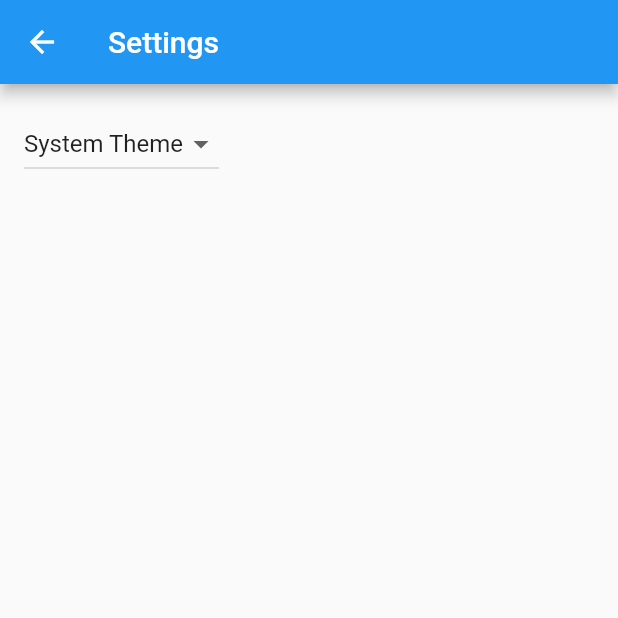
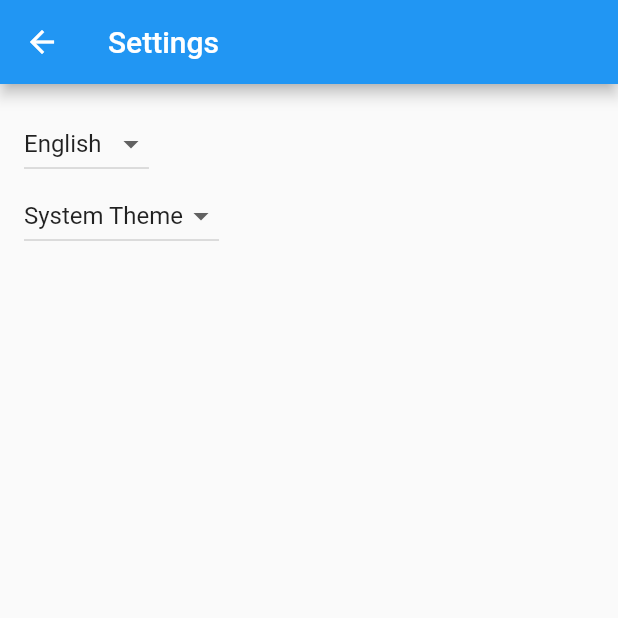
Before and after one commit to KotonoSora/food-sora, a Flutter app: the screen it shows after launch, after a tap on the "settings" icon, on a phone screen of 412 x 824 dp, the top half of it. Run offline on Flutter 3.47's test engine with Material 2 defaults, Android fonts, the phone set to English and light mode, and no system bars.

```diff
--- a/l10n.yaml
+++ /dev/null
@@ -1,3 +0,0 @@
-arb-dir: lib/src/localization
-template-arb-file: app_en.arb
-output-localization-file: app_localizations.dart
--- /dev/null
+++ b/lib/l10n/intl_en_US.arb
@@ -0,0 +1,5 @@
+{
+    "@@locale": "en_US",
+    "appTitle": "Food Sora",
+    "test_language":"This is language English US"
+}
--- /dev/null
+++ b/lib/l10n/intl_vi_VN.arb
@@ -0,0 +1,5 @@
+{
+    "@@locale": "vi_VN",
+    "appTitle": "Food Sora",
+    "test_language": "Đây là tiếng Việt"
+}
--- a/lib/src/app.dart
+++ b/lib/src/app.dart
@@ -1,6 +1,6 @@
 import 'package:flutter/material.dart';
-import 'package:flutter_gen/gen_l10n/app_localizations.dart';
 import 'package:flutter_localizations/flutter_localizations.dart';
+import 'package:foodsora/generated/l10n.dart';
 
 import 'sample_feature/sample_item_details_view.dart';
 import 'sample_feature/sample_item_list_view.dart';
@@ -36,22 +36,18 @@ class MyApp extends StatelessWidget {
           // allows descendant Widgets to display the correct translations
           // depending on the user's locale.
           localizationsDelegates: const [
-            AppLocalizations.delegate,
             GlobalMaterialLocalizations.delegate,
             GlobalWidgetsLocalizations.delegate,
-            GlobalCupertinoLocalizations.delegate,
+            S.delegate,
           ],
-          supportedLocales: const [
-            Locale('en', ''), // English, no country code
-          ],
+          supportedLocales: S.delegate.supportedLocales,
 
           // Use AppLocalizations to configure the correct application title
           // depending on the user's locale.
           //
           // The appTitle is defined in .arb files found in the localization
           // directory.
-          onGenerateTitle: (BuildContext context) =>
-              AppLocalizations.of(context)!.appTitle,
+          onGenerateTitle: (BuildContext context) => S.of(context).appTitle,
 
           // Define a light and dark color theme. Then, read the user's
           // preferred ThemeMode (light, dark, or system default) from the
--- a/lib/src/localization/app_en.arb
+++ /dev/null
@@ -1,6 +0,0 @@
-{
-  "appTitle": "foodsora",
-  "@appTitle": {
-    "description": "The title of the application"
-  }
-}
--- a/lib/src/sample_feature/sample_item_details_view.dart
+++ b/lib/src/sample_feature/sample_item_details_view.dart
@@ -1,4 +1,5 @@
 import 'package:flutter/material.dart';
+import 'package:foodsora/generated/l10n.dart';
 
 /// Displays detailed information about a SampleItem.
 class SampleItemDetailsView extends StatelessWidget {
@@ -12,8 +13,8 @@ class SampleItemDetailsView extends StatelessWidget {
       appBar: AppBar(
         title: const Text('Item Details'),
       ),
-      body: const Center(
-        child: Text('More Information Here'),
+      body: Center(
+        child: Text(S.of(context).test_language),
       ),
     );
   }
--- a/lib/src/sample_feature/sample_item_list_view.dart
+++ b/lib/src/sample_feature/sample_item_list_view.dart
@@ -62,8 +62,7 @@ class SampleItemListView extends StatelessWidget {
                   context,
                   SampleItemDetailsView.routeName,
                 );
-            }
-          );
+              });
         },
       ),
     );
--- a/lib/src/settings/settings_controller.dart
+++ b/lib/src/settings/settings_controller.dart
@@ -20,11 +20,18 @@ class SettingsController with ChangeNotifier {
   // Allow Widgets to read the user's preferred ThemeMode.
   ThemeMode get themeMode => _themeMode;
 
+  // Locale
+  late Locale _locale;
+
+  Locale get locale => _locale;
+
   /// Load the user's settings from the SettingsService. It may load from a
   /// local database or the internet. The controller only knows it can load the
   /// settings from the service.
   Future<void> loadSettings() async {
     _themeMode = await _settingsService.themeMode();
+
+    _locale = await _settingsService.locale();
 
     // Important! Inform listeners a change has occurred.
     notifyListeners();
@@ -47,4 +54,16 @@ class SettingsController with ChangeNotifier {
     // SettingService.
     await _settingsService.updateThemeMode(newThemeMode);
   }
+
+  Future<void> updateLocale(Locale? locale) async {
+    if (locale == null) return;
+
+    if (locale == _locale) return;
+
+    _locale = locale;
+
+    notifyListeners();
+
+    await _settingsService.updateLocale(locale);
+  }
 }
--- a/lib/src/settings/settings_view.dart
+++ b/lib/src/settings/settings_view.dart
@@ -25,7 +25,27 @@ class SettingsView extends StatelessWidget {
         //
         // When a user selects a theme from the dropdown list, the
         // SettingsController is updated, which rebuilds the MaterialApp.
-        child: DropdownButton<ThemeMode>(
+        child: Column(
+          crossAxisAlignment: CrossAxisAlignment.start,
+          mainAxisAlignment: MainAxisAlignment.start,
+          children: [
+            DropdownButton<Locale>(
+              // Read the selected themeMode from the controller
+              value: controller.locale,
+              // Call the updateThemeMode method any time the user selects a theme.
+              onChanged: controller.updateLocale,
+              items: const [
+                DropdownMenuItem(
+                  value: Locale('en', 'US'),
+                  child: Text('English'),
+                ),
+                DropdownMenuItem(
+                  value: Locale('vi', 'VN'),
+                  child: Text('Vietnam'),
+                ),
+              ],
+            ),
+            DropdownButton<ThemeMode>(
               // Read the selected themeMode from the controller
               value: controller.themeMode,
               // Call the updateThemeMode method any time the user selects a theme.
@@ -45,6 +65,8 @@ class SettingsView extends StatelessWidget {
                 )
               ],
             ),
+          ],
+        ),
       ),
     );
   }
```
Also changed, not shown: lib/src/settings/settings_service.dart (+7 -0 lines), pubspec.yaml (+7 -1 lines), lib/generated/intl/messages_all.dart (added), lib/generated/intl/messages_en_US.dart (added), lib/generated/intl/messages_vi_VN.dart (added), lib/generated/l10n.dart (added), pubspec.lock. Lines whose indentation alone changed are shown as unchanged.
